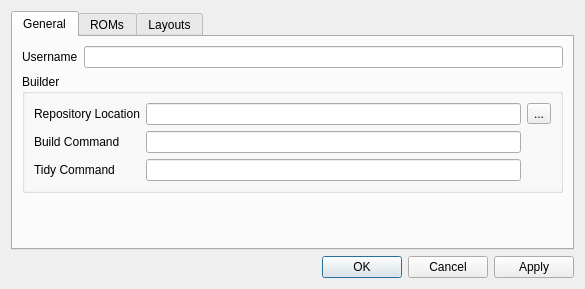
octorock/the-little-hat, file resources/settings.ui: the form before one commit.
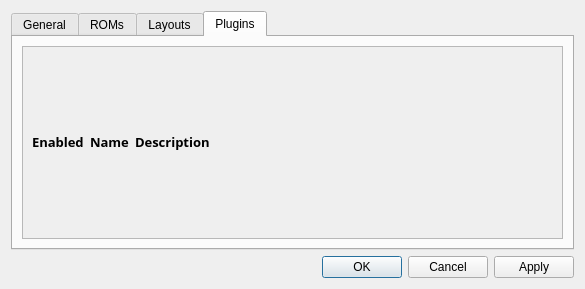
The form after the commit. The open tabs and pages were chosen to show the change.

Commit message: Enable plugins from settings

Diff of the .ui file:
```diff
--- a/resources/settings.ui
+++ b/resources/settings.ui
@@ -214,6 +214,90 @@
        </item>
       </layout>
      </widget>
+     <widget class="QWidget" name="tabPlugins">
+      <attribute name="title">
+       <string>Plugins</string>
+      </attribute>
+      <layout class="QVBoxLayout" name="verticalLayout_4">
+       <item>
+        <widget class="QScrollArea" name="scrollArea">
+         <property name="widgetResizable">
+          <bool>true</bool>
+         </property>
+         <widget class="QWidget" name="scrollAreaWidgetContents">
+          <property name="geometry">
+           <rect>
+            <x>0</x>
+            <y>0</y>
+            <width>549</width>
+            <height>181</height>
+           </rect>
+          </property>
+          <layout class="QGridLayout" name="gridLayoutPlugins">
+           <item row="0" column="2">
+            <widget class="QLabel" name="label_13">
+             <property name="font">
+              <font>
+               <family>Open Sans</family>
+               <pointsize>10</pointsize>
+               <weight>75</weight>
+               <bold>true</bold>
+              </font>
+             </property>
+             <property name="text">
+              <string>Description</string>
+             </property>
+            </widget>
+           </item>
+           <item row="0" column="0">
+            <widget class="QLabel" name="label_10">
+             <property name="sizePolicy">
+              <sizepolicy hsizetype="Fixed" vsizetype="Fixed">
+               <horstretch>0</horstretch>
+               <verstretch>0</verstretch>
+              </sizepolicy>
+             </property>
+             <property name="font">
+              <font>
+               <family>Open Sans</family>
+               <pointsize>10</pointsize>
+               <weight>75</weight>
+               <italic>false</italic>
+               <bold>true</bold>
+              </font>
+             </property>
+             <property name="text">
+              <string>Enabled</string>
+             </property>
+            </widget>
+           </item>
+           <item row="0" column="1">
+            <widget class="QLabel" name="label_11">
+             <property name="sizePolicy">
+              <sizepolicy hsizetype="Fixed" vsizetype="Preferred">
+               <horstretch>0</horstretch>
+               <verstretch>0</verstretch>
+              </sizepolicy>
+             </property>
+             <property name="font">
+              <font>
+               <family>Open Sans</family>
+               <pointsize>10</pointsize>
+               <weight>75</weight>
+               <bold>true</bold>
+              </font>
+             </property>
+             <property name="text">
+              <string>Name</string>
+             </property>
+            </widget>
+           </item>
+          </layout>
+         </widget>
+        </widget>
+       </item>
+      </layout>
+     </widget>
     </widget>
    </item>
    <item>
```
The commit also changes 6 other files.
